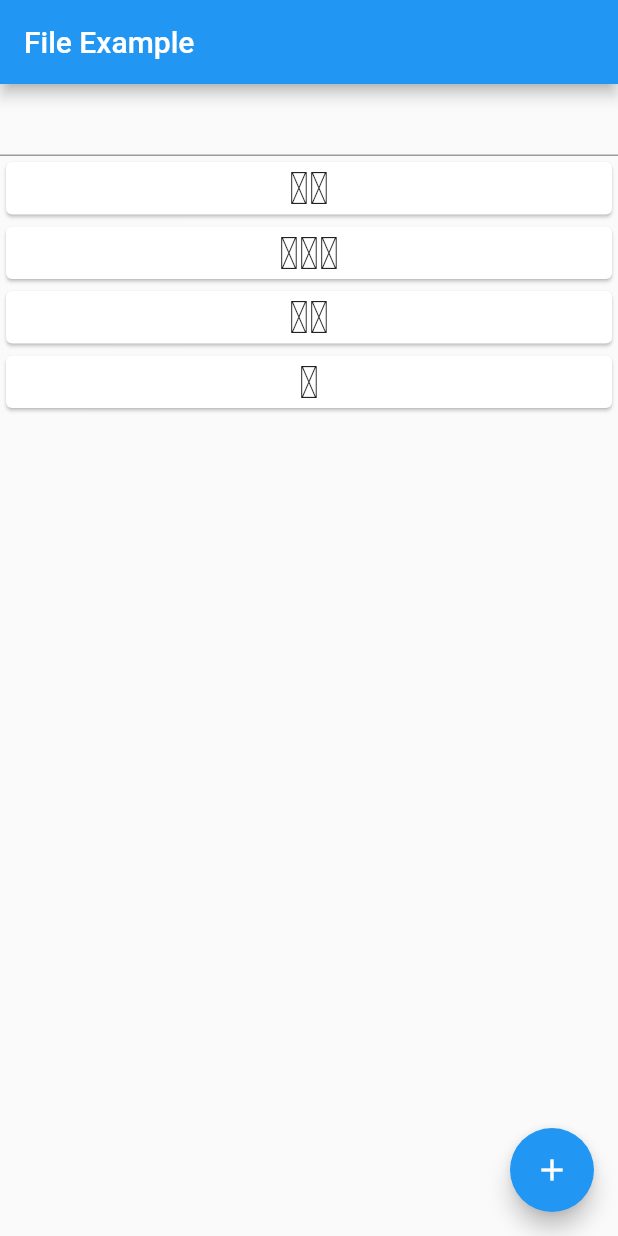
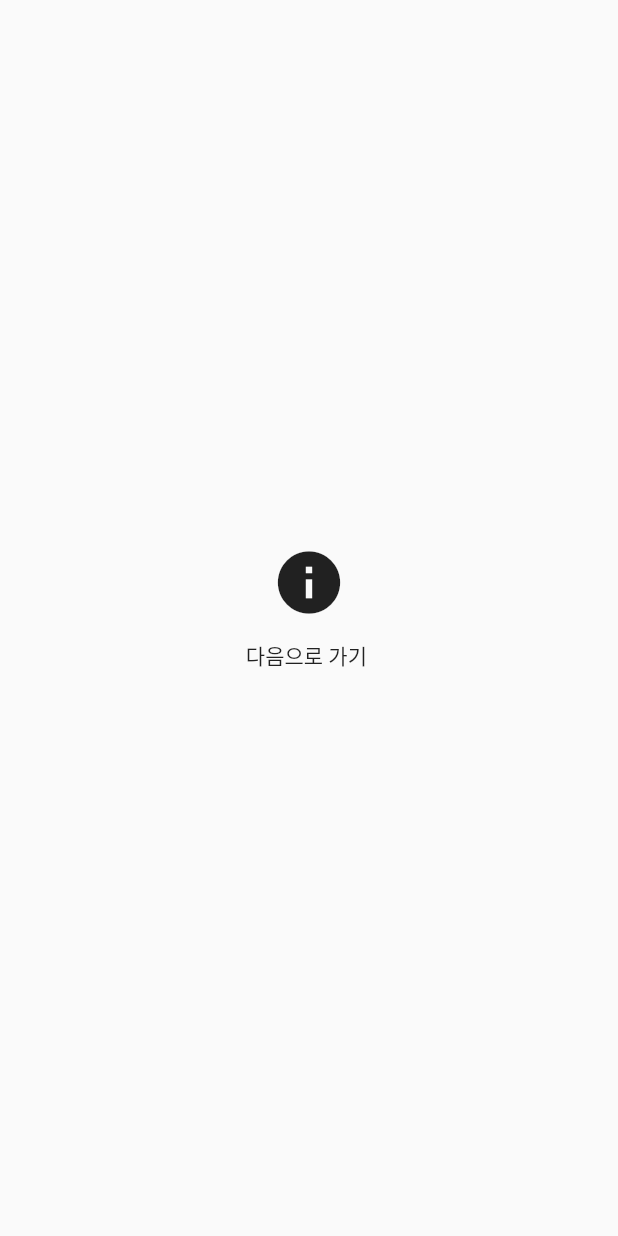
Before and after one commit to poseidonKey/localRepository, a Flutter app: the screen it shows after launch, on a phone screen of 412 x 824 dp. Run offline on Flutter 3.47's test engine with Material 2 defaults, Android fonts, the phone set to English and light mode, and no system bars; our stand-ins replace dio, shared_preferences.

Commit message:
intro 화면 처리

```diff
--- /dev/null
+++ b/lib/intro_page.dart
@@ -0,0 +1,64 @@
+import 'dart:io';
+
+import 'package:flutter/material.dart';
+import 'package:flutter_application_3/main.dart';
+import 'package:path_provider/path_provider.dart';
+
+class IntroPage extends StatefulWidget {
+  const IntroPage({Key key}) : super(key: key);
+
+  @override
+  State<IntroPage> createState() => _IntroPageState();
+}
+
+class _IntroPageState extends State<IntroPage> {
+  Widget logo = Icon(
+    Icons.info,
+    size: 50,
+  );
+
+  @override
+  void initState() {
+    super.initState();
+    initData();
+  }
+
+  Widget build(BuildContext context) {
+    return Scaffold(
+      body: Container(
+        child: Center(
+          child: Column(
+            children: [
+              logo,
+              MaterialButton(
+                onPressed: () {
+                  Navigator.of(context)
+                      .pushReplacement(MaterialPageRoute(builder: (context) {
+                    return MyHomePage();
+                  }));
+                },
+                child: Text('다음으로 가기 '),
+              )
+            ],
+            mainAxisAlignment: MainAxisAlignment.center,
+          ),
+        ),
+      ),
+    );
+  }
+
+  void initData() async {
+    var dir = await getApplicationDocumentsDirectory();
+    bool fileExist = await File(dir.path + '/myimage.jpg').exists();
+    if (fileExist) {
+      setState(() {
+        logo = Image.file(
+          File(dir.path + '/myimage.jpg'),
+          height: 200,
+          width: 200,
+          fit: BoxFit.contain,
+        );
+      });
+    }
+  }
+}
```
Also changed, not shown: lib/large_file_main.dart (+39 -2 lines), lib/main.dart (+27 -2 lines).
